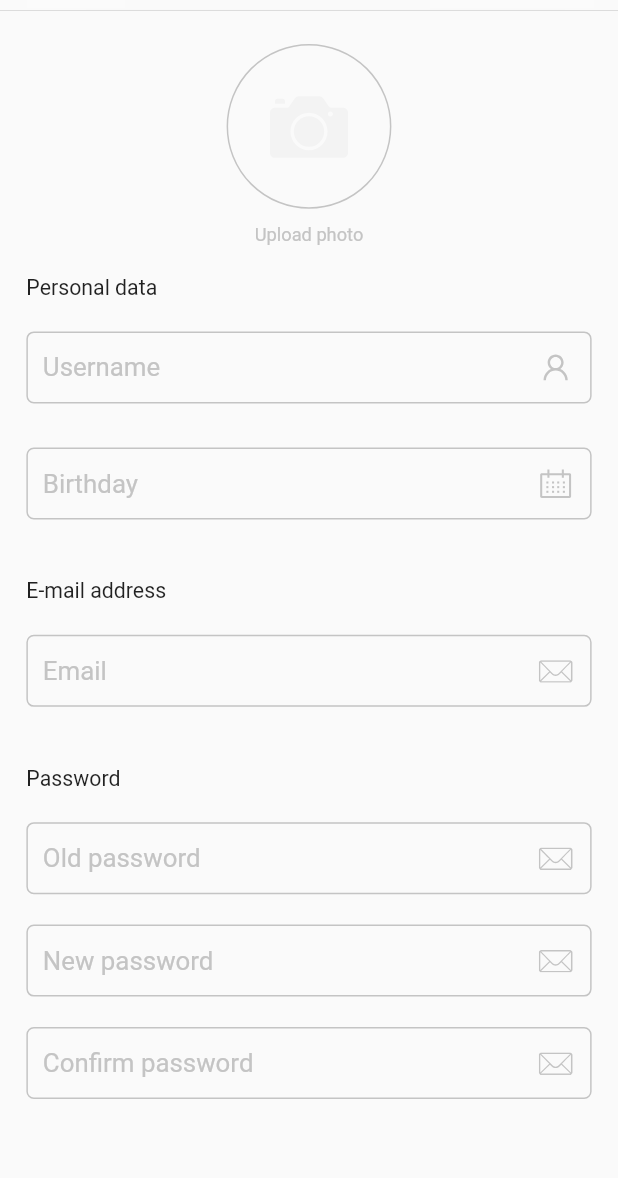
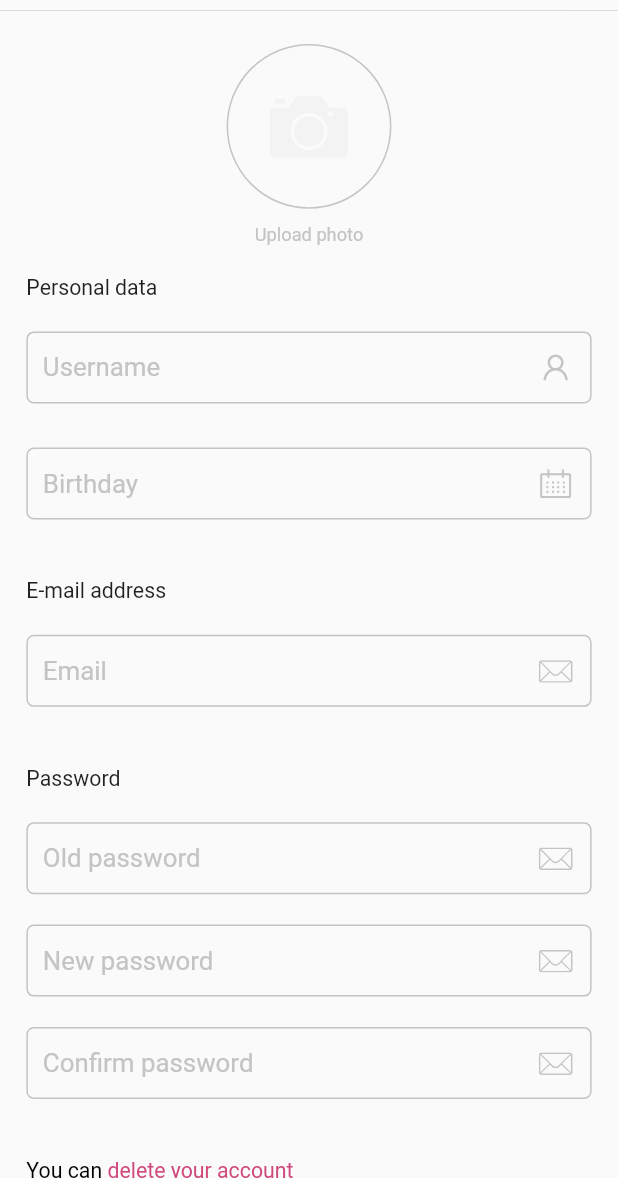
Before and after one commit to Vigorouzis/webant_test_app, a Flutter app: the ProfileSettingsScreen screen opened directly, on a phone screen of 412 x 824 dp, the part 58-1236 px from its top. Run offline on Flutter 3.47's test engine with Material 2 defaults, Android fonts, the phone set to English and light mode, and no system bars; our stand-ins replace cached_network_image, connectivity, dio, email_validator, equatable, flutter_bloc and 8 more; accounts and stored records are empty; generated files the repository leaves out were written again; statements that could not run were skipped.

Commit message:
Fix some error

```diff
--- a/lib/data/models/image.dart
+++ b/lib/data/models/image.dart
@@ -1,6 +1,4 @@
-import 'package:flutter/foundation.dart';
 import 'package:hive/hive.dart';
-import 'package:intl/intl.dart';
 import 'package:json_annotation/json_annotation.dart';
 import 'package:webant_test_app/domain/entities/image_entity.dart';
 
--- a/lib/l10n/abb_ru.arb
+++ b/lib/l10n/abb_ru.arb
@@ -35,5 +35,7 @@
   "description": "Описание",
   "dataChanged": "Данные изменены",
   "oldPassword": "Старый пароль",
-  "newPassword": "Новый пароль"
+  "newPassword": "Новый пароль",
+  "youCan": "Вы можете ",
+  "deleteYourAccount": "удалить свой аккаунт"
 }
--- a/lib/l10n/app_en.arb
+++ b/lib/l10n/app_en.arb
@@ -35,5 +35,7 @@
   "description": "Description",
   "dataChanged": "Data changed",
   "oldPassword": "Old password",
-  "newPassword": "New password"
+  "newPassword": "New password",
+  "youCan": "You can ",
+  "deleteYourAccount": "delete your account"
 }
--- a/lib/presentation/screens/profile_settings_screen.dart
+++ b/lib/presentation/screens/profile_settings_screen.dart
@@ -203,7 +203,27 @@ class _ProfileSettingsScreenState extends State<ProfileSettingsScreen> {
                   trailing: AppIcons.email(),
                 ),
                 Padding(
-                  padding: EdgeInsets.only(top: 71.h, left: 16.w),
+                  padding: EdgeInsets.only(top: 39.h, left: 16.w),
+                  child: Align(
+                      alignment: Alignment.centerLeft,
+                      child: GestureDetector(
+                        onTap: () => print('hello'),
+                        child: RichText(
+                          text: TextSpan(children: [
+                            TextSpan(
+                                text: context.localize!.youCan,
+                                style: AppTypography.font14
+                                    .copyWith(color: Colors.black)),
+                            TextSpan(
+                                text: context.localize!.deleteYourAccount,
+                                style: AppTypography.font14
+                                    .copyWith(color: AppColors.pinkCF497E)),
+                          ]),
+                        ),
+                      )),
+                ),
+                Padding(
+                  padding: EdgeInsets.only(top: 20.h, left: 16.w, bottom: 86.h),
                   child: Align(
                     alignment: Alignment.centerLeft,
                     child: TextButton(
--- a/lib/token_interceptor.dart
+++ b/lib/token_interceptor.dart
@@ -67,8 +67,7 @@ class TokenInterceptor extends Interceptor {
         refToken = refToken.substring(1, refreshToken.length - 1);
 
         await preferences!.save('access_token', accessToken);
-        await preferences!
-            .save('refresh_token', refToken);
+        await preferences!.save('refresh_token', refToken);
       } else {
         return err;
       }
```
